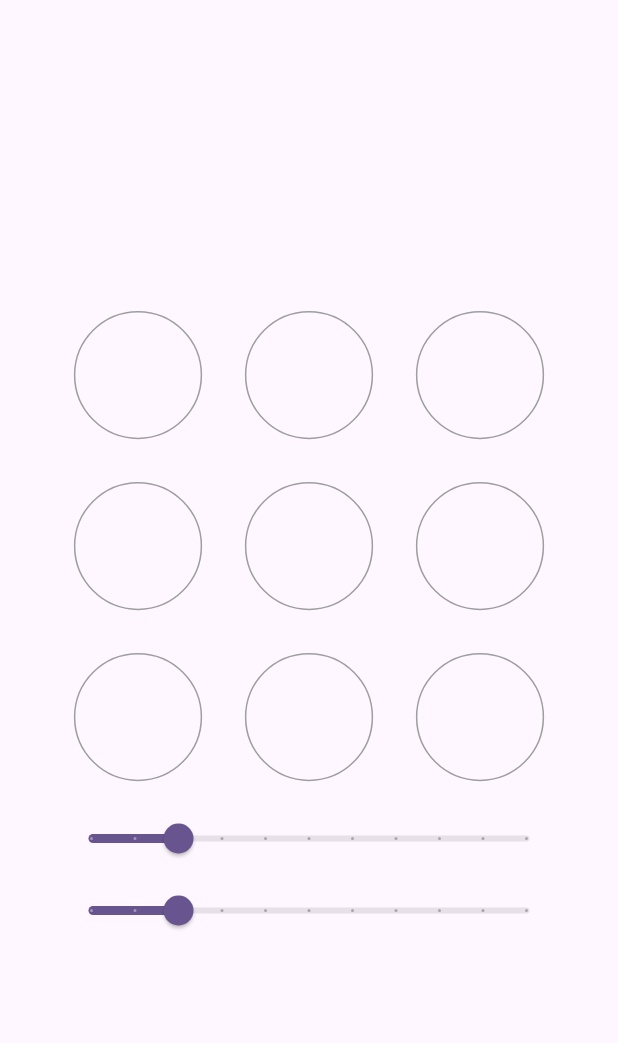
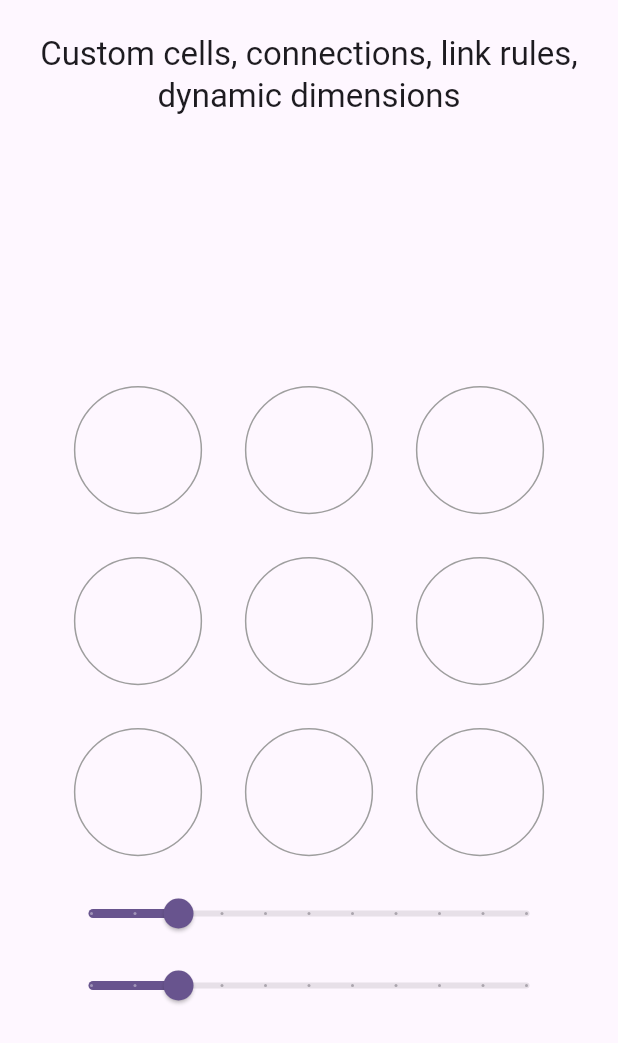
Before and after one commit to scisdev/better_pattern_lock, a Flutter app: the screen it shows after launch, swiped to page 3, on a phone screen of 412 x 824 dp. Shown: the top 1043 px of the screen. Run offline on Flutter 3.47's test engine with Material 2 defaults, Android fonts, the phone set to English and light mode, and no system bars.

Commit message:
update example code

```diff
--- a/example/lib/main.dart
+++ b/example/lib/main.dart
@@ -72,6 +72,26 @@ class _PatternLockScreenState extends State<PatternLockScreen> {
   @override
   Widget build(BuildContext context) {
     return Scaffold(
+      appBar: AppBar(
+        title: ListenableBuilder(
+          listenable: c,
+          builder: (ctx, _) {
+            final title = switch (c.page?.round() ?? 0) {
+              0 => 'Default Implementation',
+              1 => 'Custom cells and connections',
+              2 => 'Custom cells, connections, link rules, dynamic dimensions',
+              _ => '',
+            };
+            return Text(
+              title,
+              maxLines: 3,
+              textAlign: TextAlign.center,
+            );
+          },
+        ),
+        toolbarHeight: 100.0,
+        centerTitle: true,
+      ),
       body: SafeArea(
         child: PageView(
           controller: c,
--- a/example/lib/var2.dart
+++ b/example/lib/var2.dart
@@ -19,7 +19,6 @@ class Variant2 extends StatelessWidget {
             ),
           );
       },
-      linkageSettings: PatternLockLinkageSettings.distance(1),
       linkPainter: DashedLineConnector(Theme.of(context).primaryColor),
       drawLineToPointer: false,
       cellBuilder: (ctx, ind, anim) {
--- a/example/lib/var3.dart
+++ b/example/lib/var3.dart
@@ -27,11 +27,6 @@ class Variant3 extends StatelessWidget {
               ),
             ),
           );
-
-        PatternLockScreen._of(context).c.nextPage(
-          duration: const Duration(milliseconds: 350),
-          curve: Curves.easeOut,
-        );
       },
       linkageSettings: PatternLockLinkageSettings.distance(3),
       linkPainter: const PatternLockLinkGradientPainter(
@@ -49,7 +44,7 @@ class Variant3 extends StatelessWidget {
         ),
         isGlobal: true,
       ),
-      drawLineToPointer: false,
+      drawLineToPointer: true,
       cellBuilder: (ctx, ind, anim) {
         return Material(
           type: MaterialType.circle,
```
